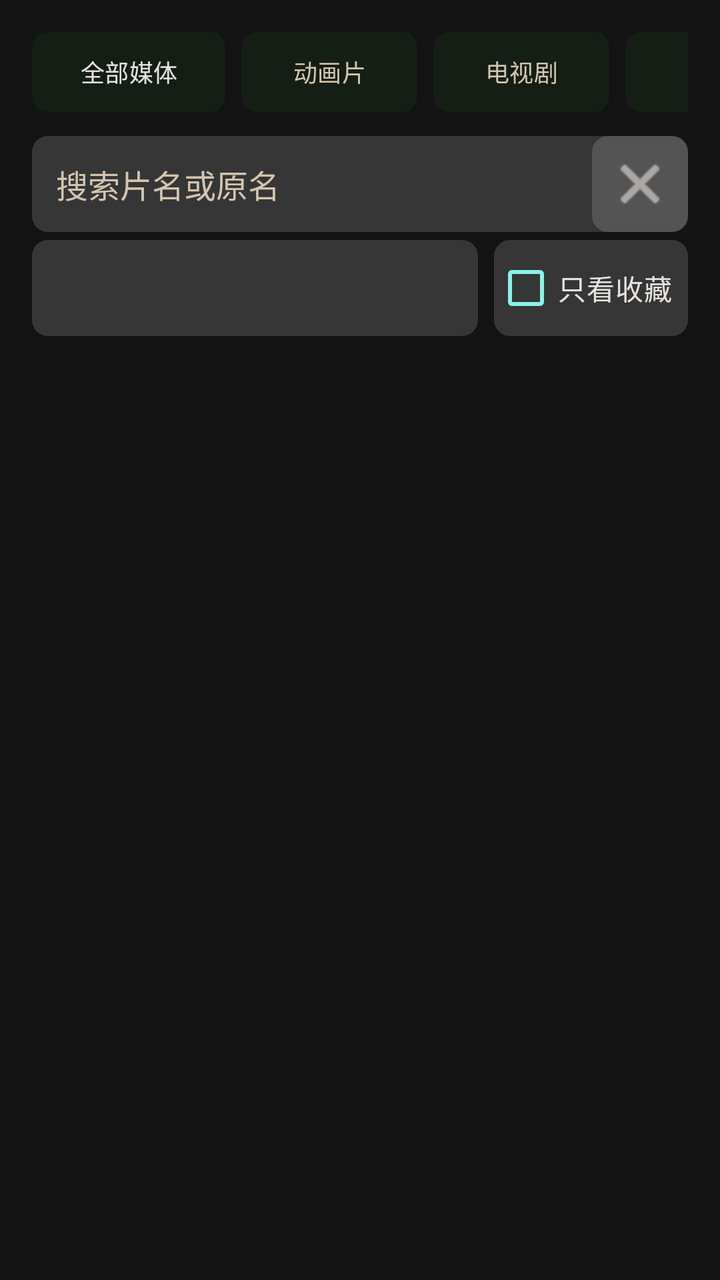
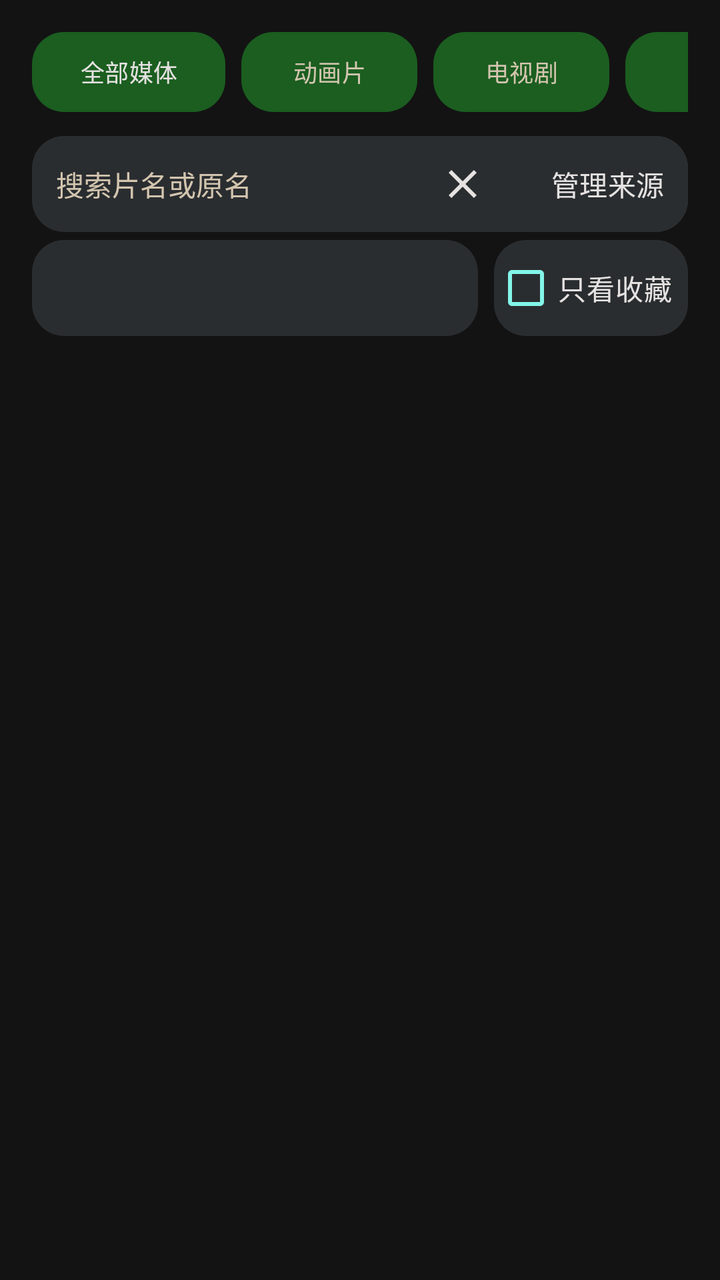

Before-and-after screenshots of an Android layout around one commit, followed by the original layout XML and the change that was made.
<!-- AndroidManifest.xml: another module's application theme Theme.YuanBaoTv -->
<!-- res/layout/activity_media_library.xml -->
<?xml version="1.0" encoding="utf-8"?>
<androidx.constraintlayout.widget.ConstraintLayout xmlns:android="http://schemas.android.com/apk/res/android"
    xmlns:app="http://schemas.android.com/apk/res-auto"
    android:layout_width="match_parent"
    android:layout_height="match_parent"
    android:background="@color/tv_bg_dark"
    android:paddingStart="16dp"
    android:paddingTop="12dp"
    android:paddingEnd="16dp">

    <TextView android:id="@+id/tv_library_title" android:layout_width="0dp" android:layout_height="0dp" android:visibility="gone" />

    <HorizontalScrollView
        android:id="@+id/layout_filter_scroll"
        android:layout_width="0dp"
        android:layout_height="@dimen/phone_library_filter_height"
        android:layout_marginTop="4dp"
        android:scrollbars="none"
        app:layout_constraintEnd_toEndOf="parent"
        app:layout_constraintStart_toStartOf="parent"
        app:layout_constraintTop_toTopOf="parent">
        <LinearLayout android:id="@+id/ll_filter_tabs" android:layout_width="wrap_content" android:layout_height="match_parent" android:orientation="horizontal">
            <Button android:id="@+id/btn_filter_all" android:layout_width="wrap_content" android:layout_height="@dimen/phone_library_filter_button_height" android:background="@drawable/bg_tv_button_focus" android:backgroundTint="@null" android:text="@string/nav_all_media" android:textColor="@color/tv_text_primary" android:textSize="12sp" />
            <Button android:id="@+id/btn_filter_cartoon" android:layout_width="wrap_content" android:layout_height="@dimen/phone_library_filter_button_height" android:layout_marginStart="8dp" android:background="@drawable/bg_tv_button_focus" android:backgroundTint="@null" android:text="@string/nav_cartoon" android:textColor="@color/tv_text_secondary" android:textSize="12sp" />
            <Button android:id="@+id/btn_filter_tv" android:layout_width="wrap_content" android:layout_height="@dimen/phone_library_filter_button_height" android:layout_marginStart="8dp" android:background="@drawable/bg_tv_button_focus" android:backgroundTint="@null" android:text="@string/nav_tv" android:textColor="@color/tv_text_secondary" android:textSize="12sp" />
            <Button android:id="@+id/btn_filter_movie" android:layout_width="wrap_content" android:layout_height="@dimen/phone_library_filter_button_height" android:layout_marginStart="8dp" android:background="@drawable/bg_tv_button_focus" android:backgroundTint="@null" android:text="@string/nav_movie" android:textColor="@color/tv_text_secondary" android:textSize="12sp" />
        </LinearLayout>
    </HorizontalScrollView>

    <include
        android:id="@+id/library_tools"
        layout="@layout/layout_library_tools"
        android:layout_width="0dp"
        android:layout_height="wrap_content"
        android:layout_marginTop="8dp"
        app:layout_constraintStart_toStartOf="parent"
        app:layout_constraintEnd_toEndOf="parent"
        app:layout_constraintTop_toBottomOf="@id/layout_filter_scroll" />

    <androidx.recyclerview.widget.RecyclerView
        android:id="@+id/rv_media_grid"
        android:layout_width="0dp"
        android:layout_height="0dp"
        android:layout_marginTop="@dimen/phone_library_grid_top_margin"
        android:clipToPadding="false"
        android:paddingBottom="16dp"
        android:scrollbars="none"
        app:layoutManager="androidx.recyclerview.widget.GridLayoutManager"
        app:layout_constraintBottom_toBottomOf="parent"
        app:layout_constraintEnd_toEndOf="parent"
        app:layout_constraintStart_toStartOf="parent"
        app:layout_constraintTop_toBottomOf="@id/library_tools"
        app:spanCount="3" />

    <LinearLayout
        android:id="@+id/layout_empty_library"
        android:layout_width="0dp"
        android:layout_height="wrap_content"
        android:layout_marginHorizontal="24dp"
        android:gravity="center"
        android:orientation="vertical"
        android:visibility="gone"
        app:layout_constraintBottom_toBottomOf="parent"
        app:layout_constraintEnd_toEndOf="parent"
        app:layout_constraintStart_toStartOf="parent"
        app:layout_constraintTop_toBottomOf="@id/library_tools">

        <ProgressBar
            android:id="@+id/progress_library"
            android:layout_width="40dp"
            android:layout_height="40dp"
            android:indeterminateTint="@color/tv_accent_cyan" />

        <ImageView
            android:id="@+id/iv_empty_library"
            android:layout_width="72dp"
            android:layout_height="72dp"
            android:importantForAccessibility="no"
            android:src="@drawable/bg_media_placeholder_poster" />

        <TextView
            android:id="@+id/tv_empty_library_title"
            android:layout_width="wrap_content"
            android:layout_height="wrap_content"
            android:layout_marginTop="14dp"
            android:text="@string/library_empty_title"
            android:textColor="@color/tv_text_primary"
            android:textSize="20sp"
            android:textStyle="bold" />

        <TextView
            android:id="@+id/tv_empty_library"
            android:layout_width="match_parent"
            android:layout_height="wrap_content"
            android:layout_marginTop="6dp"
            android:gravity="center"
            android:maxLines="3"
            android:text="@string/library_empty_message"
            android:textColor="@color/tv_text_secondary"
            android:textSize="14sp" />

        <Button
            android:id="@+id/btn_empty_library_action"
            android:layout_width="wrap_content"
            android:layout_height="48dp"
            android:layout_marginTop="16dp"
            android:background="@drawable/bg_hero_play_btn"
            android:backgroundTint="@null"
            android:minWidth="128dp"
            android:text="@string/btn_add_nas"
            android:textColor="@color/tv_hero_btn_text" />
    </LinearLayout>
</androidx.constraintlayout.widget.ConstraintLayout>
<!-- res/layout/layout_library_tools.xml (included above) -->
<?xml version="1.0" encoding="utf-8"?>
<LinearLayout xmlns:android="http://schemas.android.com/apk/res/android"
    android:layout_width="match_parent"
    android:layout_height="wrap_content"
    android:orientation="vertical">

    <LinearLayout
        android:layout_width="match_parent"
        android:layout_height="48dp"
        android:background="@drawable/bg_tv_button_focus"
        android:gravity="center_vertical"
        android:orientation="horizontal">
        <EditText
            android:id="@+id/et_library_search"
            android:layout_width="0dp"
            android:layout_height="match_parent"
            android:layout_weight="1"
            android:background="@null"
            android:hint="@string/library_search_hint"
            android:imeOptions="actionSearch"
            android:inputType="text"
            android:maxLength="120"
            android:paddingHorizontal="12dp"
            android:singleLine="true"
            android:textColor="@color/tv_text_primary"
            android:textColorHint="@color/tv_text_secondary"
            android:textSize="16sp" />
        <ImageButton
            android:id="@+id/btn_clear_library_search"
            android:layout_width="48dp"
            android:layout_height="48dp"
            android:background="@drawable/bg_tv_button_focus"
            android:contentDescription="@string/library_clear_search"
            android:padding="12dp"
            android:src="@android:drawable/ic_menu_close_clear_cancel"
            android:tint="@color/tv_text_primary" />
    </LinearLayout>

    <LinearLayout
        android:layout_width="match_parent"
        android:layout_height="48dp"
        android:layout_marginTop="4dp"
        android:gravity="center_vertical"
        android:orientation="horizontal">
        <Spinner
            android:id="@+id/spinner_library_sort"
            android:layout_width="0dp"
            android:layout_height="48dp"
            android:layout_weight="1"
            android:background="@drawable/bg_tv_button_focus"
            android:contentDescription="@string/library_sort"
            android:paddingHorizontal="8dp"
            android:popupBackground="@color/tv_bg_dark"
            android:spinnerMode="dropdown" />
        <CheckBox
            android:id="@+id/check_library_favorites"
            android:layout_width="wrap_content"
            android:layout_height="48dp"
            android:layout_marginStart="8dp"
            android:background="@drawable/bg_tv_button_focus"
            android:buttonTint="@color/tv_accent_cyan"
            android:maxLines="1"
            android:paddingEnd="8dp"
            android:text="@string/library_favorites_only"
            android:textColor="@color/tv_text_primary"
            android:textSize="14sp" />
    </LinearLayout>
</LinearLayout>
<!-- resources referenced by this layout -->
<resources>
  <color name="tv_hero_btn_text">#F8FAFC</color>
  <!-- drawable bg_hero_play_btn (drawable) -->
  <?xml version="1.0" encoding="utf-8"?>
  <selector xmlns:android="http://schemas.android.com/apk/res/android">
      <item android:state_focused="true">
          <shape android:shape="rectangle">
              <gradient
                  android:angle="45"
                  android:startColor="#00F5D4"
                  android:endColor="#00BBF9"
                  android:type="linear" />
              <corners android:radius="24dp" />
              <stroke android:width="2.5dp" android:color="#FFFFFF" />
          </shape>
      </item>
      <item>
          <shape android:shape="rectangle">
              <gradient
                  android:angle="45"
                  android:startColor="#00E5C0"
                  android:endColor="#00A8E8"
                  android:type="linear" />
              <corners android:radius="24dp" />
          </shape>
      </item>
  </selector>
  <!-- drawable bg_media_placeholder_poster (drawable) -->
  <?xml version="1.0" encoding="utf-8"?>
  <layer-list xmlns:android="http://schemas.android.com/apk/res/android">
      
      <item
          android:width="108dp"
          android:height="162dp">
          <shape android:shape="rectangle">
              <solid android:color="@color/tv_bg_card" />
              <stroke android:width="1dp" android:color="@color/nas_popup_stroke" />
              <corners android:radius="8dp" />
          </shape>
      </item>
      <item
          android:width="28dp"
          android:height="28dp"
          android:drawable="@drawable/ic_tv_play"
          android:gravity="center" />
  </layer-list>
  <!-- drawable bg_tv_button_focus (drawable) -->
  <?xml version="1.0" encoding="utf-8"?>
  <selector xmlns:android="http://schemas.android.com/apk/res/android">
      <item android:state_focused="true">
          <shape android:shape="rectangle">
              <solid android:color="@color/tv_accent_blue" />
              <stroke android:width="2dp" android:color="@color/tv_focus_ring" />
              <corners android:radius="8dp" />
          </shape>
      </item>
      <item>
          <shape android:shape="rectangle">
              <solid android:color="#26FFFFFF" />
              <corners android:radius="8dp" />
          </shape>
      </item>
  </selector>
  <color name="tv_bg_card">#1E293B</color>
  <color name="nas_popup_stroke">#405165</color>
  <!-- drawable ic_tv_play (drawable) -->
  <vector xmlns:android="http://schemas.android.com/apk/res/android"
      android:width="24dp"
      android:height="24dp"
      android:viewportWidth="24"
      android:viewportHeight="24">
      <path
          android:fillColor="@color/tv_text_primary"
          android:pathData="M8,5v14l11,-7z" />
  </vector>
  <color name="tv_accent_blue">#38BDF8</color>
  <!-- unchanged entries left out for length: 23 -->
</resources>

<!-- the commit's change to res/layout/activity_media_library.xml (unified diff, before → after) -->
@@ -4,9 +4,9 @@
     android:layout_width="match_parent"
     android:layout_height="match_parent"
     android:background="@color/tv_bg_dark"
-    android:paddingStart="16dp"
+    android:paddingStart="@dimen/feature_res_spacing_medium"
     android:paddingTop="12dp"
-    android:paddingEnd="16dp">
+    android:paddingEnd="@dimen/feature_res_spacing_medium">
 
     <TextView android:id="@+id/tv_library_title" android:layout_width="0dp" android:layout_height="0dp" android:visibility="gone" />
 
@@ -20,10 +20,10 @@
         app:layout_constraintStart_toStartOf="parent"
         app:layout_constraintTop_toTopOf="parent">
         <LinearLayout android:id="@+id/ll_filter_tabs" android:layout_width="wrap_content" android:layout_height="match_parent" android:orientation="horizontal">
-            <Button android:id="@+id/btn_filter_all" android:layout_width="wrap_content" android:layout_height="@dimen/phone_library_filter_button_height" android:background="@drawable/bg_tv_button_focus" android:backgroundTint="@null" android:text="@string/nav_all_media" android:textColor="@color/tv_text_primary" android:textSize="12sp" />
-            <Button android:id="@+id/btn_filter_cartoon" android:layout_width="wrap_content" android:layout_height="@dimen/phone_library_filter_button_height" android:layout_marginStart="8dp" android:background="@drawable/bg_tv_button_focus" android:backgroundTint="@null" android:text="@string/nav_cartoon" android:textColor="@color/tv_text_secondary" android:textSize="12sp" />
-            <Button android:id="@+id/btn_filter_tv" android:layout_width="wrap_content" android:layout_height="@dimen/phone_library_filter_button_height" android:layout_marginStart="8dp" android:background="@drawable/bg_tv_button_focus" android:backgroundTint="@null" android:text="@string/nav_tv" android:textColor="@color/tv_text_secondary" android:textSize="12sp" />
-            <Button android:id="@+id/btn_filter_movie" android:layout_width="wrap_content" android:layout_height="@dimen/phone_library_filter_button_height" android:layout_marginStart="8dp" android:background="@drawable/bg_tv_button_focus" android:backgroundTint="@null" android:text="@string/nav_movie" android:textColor="@color/tv_text_secondary" android:textSize="12sp" />
+            <Button android:id="@+id/btn_filter_all" android:layout_width="wrap_content" android:layout_height="@dimen/phone_library_filter_button_height" android:background="@drawable/bg_tv_button_focus" android:backgroundTint="@null" android:text="@string/nav_all_media" android:textColor="@color/tv_control_text" android:textSize="@dimen/ui_text_caption" />
+            <Button android:id="@+id/btn_filter_cartoon" android:layout_width="wrap_content" android:layout_height="@dimen/phone_library_filter_button_height" android:layout_marginStart="@dimen/feature_res_spacing_small" android:background="@drawable/bg_tv_button_focus" android:backgroundTint="@null" android:text="@string/nav_cartoon" android:textColor="@color/tv_text_secondary" android:textSize="@dimen/ui_text_caption" />
+            <Button android:id="@+id/btn_filter_tv" android:layout_width="wrap_content" android:layout_height="@dimen/phone_library_filter_button_height" android:layout_marginStart="@dimen/feature_res_spacing_small" android:background="@drawable/bg_tv_button_focus" android:backgroundTint="@null" android:text="@string/nav_tv" android:textColor="@color/tv_text_secondary" android:textSize="@dimen/ui_text_caption" />
+            <Button android:id="@+id/btn_filter_movie" android:layout_width="wrap_content" android:layout_height="@dimen/phone_library_filter_button_height" android:layout_marginStart="@dimen/feature_res_spacing_small" android:background="@drawable/bg_tv_button_focus" android:backgroundTint="@null" android:text="@string/nav_movie" android:textColor="@color/tv_text_secondary" android:textSize="@dimen/ui_text_caption" />
         </LinearLayout>
     </HorizontalScrollView>
 
@@ -32,7 +32,7 @@
         layout="@layout/layout_library_tools"
         android:layout_width="0dp"
         android:layout_height="wrap_content"
-        android:layout_marginTop="8dp"
+        android:layout_marginTop="@dimen/feature_res_spacing_small"
         app:layout_constraintStart_toStartOf="parent"
         app:layout_constraintEnd_toEndOf="parent"
         app:layout_constraintTop_toBottomOf="@id/layout_filter_scroll" />
@@ -43,7 +43,7 @@
         android:layout_height="0dp"
         android:layout_marginTop="@dimen/phone_library_grid_top_margin"
         android:clipToPadding="false"
-        android:paddingBottom="16dp"
+        android:paddingBottom="@dimen/feature_res_spacing_medium"
         android:scrollbars="none"
         app:layoutManager="androidx.recyclerview.widget.GridLayoutManager"
         app:layout_constraintBottom_toBottomOf="parent"
@@ -56,7 +56,7 @@
         android:id="@+id/layout_empty_library"
         android:layout_width="0dp"
         android:layout_height="wrap_content"
-        android:layout_marginHorizontal="24dp"
+        android:layout_marginHorizontal="@dimen/feature_res_spacing_large"
         android:gravity="center"
         android:orientation="vertical"
         android:visibility="gone"
@@ -75,8 +75,8 @@
             android:id="@+id/iv_empty_library"
             android:layout_width="72dp"
             android:layout_height="72dp"
-            android:importantForAccessibility="no"
-            android:src="@drawable/bg_media_placeholder_poster" />
+            android:importantForAccessibility="no" android:scaleType="centerInside" android:padding="@dimen/feature_res_spacing_medium" android:background="@drawable/bg_glass_card"
+            android:src="@drawable/ic_tv_library" />
 
         <TextView
             android:id="@+id/tv_empty_library_title"
@@ -85,7 +85,7 @@
             android:layout_marginTop="14dp"
             android:text="@string/library_empty_title"
             android:textColor="@color/tv_text_primary"
-            android:textSize="20sp"
+            android:textSize="@dimen/ui_text_section"
             android:textStyle="bold" />
 
         <TextView
@@ -97,18 +97,18 @@
             android:maxLines="3"
             android:text="@string/library_empty_message"
             android:textColor="@color/tv_text_secondary"
-            android:textSize="14sp" />
+            android:textSize="@dimen/ui_text_body" />
 
         <Button
             android:id="@+id/btn_empty_library_action"
             android:layout_width="wrap_content"
             android:layout_height="48dp"
-            android:layout_marginTop="16dp"
+            android:layout_marginTop="@dimen/feature_res_spacing_medium"
             android:background="@drawable/bg_hero_play_btn"
             android:backgroundTint="@null"
             android:minWidth="128dp"
             android:text="@string/btn_add_nas"
-            android:textColor="@color/tv_hero_btn_text" />
+            android:textColor="@color/tv_control_text" />
     </LinearLayout>
 </androidx.constraintlayout.widget.ConstraintLayout>
 <!-- res/layout/layout_library_tools.xml (included above) -->
@@ -138,7 +138,7 @@
             android:singleLine="true"
             android:textColor="@color/tv_text_primary"
             android:textColorHint="@color/tv_text_secondary"
-            android:textSize="16sp" />
+            android:textSize="@dimen/ui_text_body" />
         <ImageButton
             android:id="@+id/btn_clear_library_search"
             android:layout_width="48dp"
@@ -146,8 +146,9 @@
             android:background="@drawable/bg_tv_button_focus"
             android:contentDescription="@string/library_clear_search"
             android:padding="12dp"
-            android:src="@android:drawable/ic_menu_close_clear_cancel"
+            android:src="@drawable/ic_tv_close"
             android:tint="@color/tv_text_primary" />
+        <Button android:id="@+id/btn_library_sources" android:layout_width="wrap_content" android:layout_height="48dp" android:minHeight="@dimen/ui_action_min_height" android:minWidth="0dp" android:layout_marginStart="@dimen/feature_res_spacing_small" android:paddingHorizontal="12dp" android:backgroundTint="@null" android:background="@drawable/bg_tv_button_focus" android:text="@string/library_manage_sources" android:textColor="@color/tv_control_text" android:textSize="@dimen/ui_text_body" />
     </LinearLayout>
 
     <LinearLayout
@@ -163,20 +164,21 @@
             android:layout_weight="1"
             android:background="@drawable/bg_tv_button_focus"
             android:contentDescription="@string/library_sort"
-            android:paddingHorizontal="8dp"
+            android:paddingHorizontal="@dimen/feature_res_spacing_small"
             android:popupBackground="@color/tv_bg_dark"
             android:spinnerMode="dropdown" />
         <CheckBox
             android:id="@+id/check_library_favorites"
             android:layout_width="wrap_content"
             android:layout_height="48dp"
-            android:layout_marginStart="8dp"
+            android:layout_marginStart="@dimen/feature_res_spacing_small"
             android:background="@drawable/bg_tv_button_focus"
             android:buttonTint="@color/tv_accent_cyan"
             android:maxLines="1"
-            android:paddingEnd="8dp"
+            android:paddingEnd="@dimen/feature_res_spacing_small"
             android:text="@string/library_favorites_only"
             android:textColor="@color/tv_text_primary"
-            android:textSize="14sp" />
+            android:textSize="@dimen/ui_text_body" />
     </LinearLayout>
+
 </LinearLayout>
<!-- resource entries referenced after the edit -->
@@ -1,80 +1,57 @@
 <!-- resources referenced by this layout -->
 <resources>
-  <color name="tv_hero_btn_text">#F8FAFC</color>
+  <dimen name="feature_res_spacing_large">24dp</dimen>
+  <dimen name="feature_res_spacing_medium">16dp</dimen>
+  <dimen name="feature_res_spacing_small">8dp</dimen>
+  <dimen name="ui_action_min_height">48dp</dimen>
+  <dimen name="ui_text_body">14sp</dimen>
+  <dimen name="ui_text_caption">12sp</dimen>
+  <dimen name="ui_text_section">18sp</dimen>
+  <!-- drawable bg_glass_card (drawable) -->
+  <?xml version="1.0" encoding="utf-8"?>
+  <shape xmlns:android="http://schemas.android.com/apk/res/android"
+      android:shape="rectangle">
+      <solid android:color="@color/tv_bg_glass" />
+      <stroke android:width="1dp" android:color="#26FFFFFF" />
+      <corners android:radius="14dp" />
+  </shape>
   <!-- drawable bg_hero_play_btn (drawable) -->
   <?xml version="1.0" encoding="utf-8"?>
   <selector xmlns:android="http://schemas.android.com/apk/res/android">
-      <item android:state_focused="true">
-          <shape android:shape="rectangle">
-              <gradient
-                  android:angle="45"
-                  android:startColor="#00F5D4"
-                  android:endColor="#00BBF9"
-                  android:type="linear" />
-              <corners android:radius="24dp" />
-              <stroke android:width="2.5dp" android:color="#FFFFFF" />
-          </shape>
-      </item>
-      <item>
-          <shape android:shape="rectangle">
-              <gradient
-                  android:angle="45"
-                  android:startColor="#00E5C0"
-                  android:endColor="#00A8E8"
-                  android:type="linear" />
-              <corners android:radius="24dp" />
-          </shape>
-      </item>
+      <item android:state_enabled="false"><shape android:shape="rectangle"><solid android:color="@color/tv_action_disabled"/><corners android:radius="16dp"/></shape></item>
+      <item android:state_focused="true"><shape android:shape="rectangle"><solid android:color="@color/tv_action_focused"/><corners android:radius="16dp"/><stroke android:width="2dp" android:color="@color/tv_focus_ring"/></shape></item>
+      <item android:state_pressed="true"><shape android:shape="rectangle"><solid android:color="@color/tv_action_pressed"/><corners android:radius="16dp"/></shape></item>
+      <item ><shape android:shape="rectangle"><solid android:color="@color/tv_action_surface"/><corners android:radius="16dp"/></shape></item>
   </selector>
-  <!-- drawable bg_media_placeholder_poster (drawable) -->
-  <?xml version="1.0" encoding="utf-8"?>
-  <layer-list xmlns:android="http://schemas.android.com/apk/res/android">
-      
-      <item
-          android:width="108dp"
-          android:height="162dp">
-          <shape android:shape="rectangle">
-              <solid android:color="@color/tv_bg_card" />
-              <stroke android:width="1dp" android:color="@color/nas_popup_stroke" />
-              <corners android:radius="8dp" />
-          </shape>
-      </item>
-      <item
-          android:width="28dp"
-          android:height="28dp"
-          android:drawable="@drawable/ic_tv_play"
-          android:gravity="center" />
-  </layer-list>
   <!-- drawable bg_tv_button_focus (drawable) -->
   <?xml version="1.0" encoding="utf-8"?>
   <selector xmlns:android="http://schemas.android.com/apk/res/android">
-      <item android:state_focused="true">
-          <shape android:shape="rectangle">
-              <solid android:color="@color/tv_accent_blue" />
-              <stroke android:width="2dp" android:color="@color/tv_focus_ring" />
-              <corners android:radius="8dp" />
-          </shape>
-      </item>
-      <item>
-          <shape android:shape="rectangle">
-              <solid android:color="#26FFFFFF" />
-              <corners android:radius="8dp" />
-          </shape>
-      </item>
+      <item android:state_enabled="false"><shape android:shape="rectangle"><solid android:color="@color/tv_control_disabled"/><corners android:radius="16dp"/></shape></item>
+      <item android:state_focused="true"><shape android:shape="rectangle"><solid android:color="@color/tv_control_focused"/><corners android:radius="16dp"/><stroke android:width="2dp" android:color="@color/tv_focus_ring"/></shape></item>
+      <item android:state_pressed="true"><shape android:shape="rectangle"><solid android:color="@color/tv_control_focused"/><corners android:radius="16dp"/></shape></item>
+      <item android:state_selected="true"><shape android:shape="rectangle"><solid android:color="@color/tv_nav_selected"/><corners android:radius="16dp"/></shape></item>
+      <item ><shape android:shape="rectangle"><solid android:color="@color/tv_control_surface"/><corners android:radius="16dp"/></shape></item>
   </selector>
-  <color name="tv_bg_card">#1E293B</color>
-  <color name="nas_popup_stroke">#405165</color>
-  <!-- drawable ic_tv_play (drawable) -->
-  <vector xmlns:android="http://schemas.android.com/apk/res/android"
-      android:width="24dp"
-      android:height="24dp"
-      android:viewportWidth="24"
-      android:viewportHeight="24">
-      <path
-          android:fillColor="@color/tv_text_primary"
-          android:pathData="M8,5v14l11,-7z" />
+  <!-- drawable ic_tv_close (drawable) -->
+  <?xml version="1.0" encoding="utf-8"?>
+  <vector xmlns:android="http://schemas.android.com/apk/res/android" android:width="24dp" android:height="24dp" android:viewportWidth="24" android:viewportHeight="24">
+      <path android:fillColor="@color/tv_text_primary" android:pathData="M19 6.41L17.59 5 12 10.59 6.41 5 5 6.41 10.59 12 5 17.59 6.41 19 12 13.41 17.59 19 19 17.59 13.41 12z" />
   </vector>
-  <color name="tv_accent_blue">#38BDF8</color>
+  <!-- drawable ic_tv_library (drawable) -->
+  <?xml version="1.0" encoding="utf-8"?>
+  <vector xmlns:android="http://schemas.android.com/apk/res/android" android:width="24dp" android:height="24dp" android:viewportWidth="24" android:viewportHeight="24">
+      <path android:fillColor="@color/tv_text_primary" android:pathData="M4 6H2v14c0 1.1.9 2 2 2h14v-2H4V6zm16-4H8c-1.1 0-2 .9-2 2v12c0 1.1.9 2 2 2h12c1.1 0 2-.9 2-2V4c0-1.1-.9-2-2-2zm-8 12.5v-9l6 4.5-6 4.5z" />
+  </vector>
+  <string name="library_manage_sources">管理来源</string>
+  <color name="tv_bg_glass">#331E293B</color>
+  <color name="tv_action_disabled">#283C39</color>
+  <color name="tv_action_focused">#087B6B</color>
+  <color name="tv_action_pressed">#045044</color>
+  <color name="tv_action_surface">#066357</color>
+  <color name="tv_control_disabled">#202526</color>
+  <color name="tv_control_focused">#344B48</color>
+  <color name="tv_nav_selected">#25443F</color>
+  <color name="tv_control_surface">#2A2D30</color>
   <!-- unchanged entries left out for length: 23 -->
 </resources>
 
